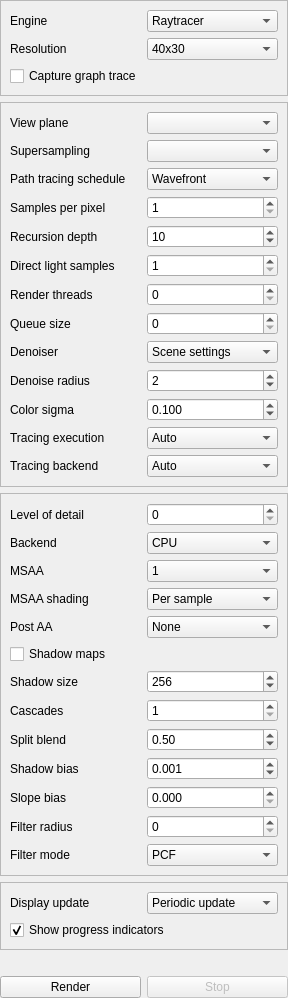
Old version of the form src/widgets/world/RenderSettingsWidget.ui in the repository tkadauke/raytracer.
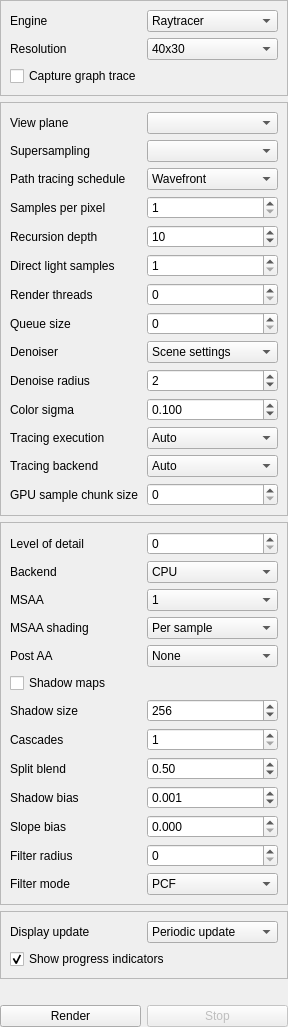
New version of the form.

Commit message: Expose GPU primary sample chunk size

Diff of the .ui file:
```diff
--- a/src/widgets/world/RenderSettingsWidget.ui
+++ b/src/widgets/world/RenderSettingsWidget.ui
@@ -524,6 +524,29 @@
         </item>
        </widget>
       </item>
+      <item row="14" column="0">
+       <widget class="QLabel" name="label_gpuPrimarySampleChunkSize">
+        <property name="text">
+         <string>GPU sample chunk size</string>
+        </property>
+       </widget>
+      </item>
+      <item row="14" column="1">
+       <widget class="QSpinBox" name="gpuPrimarySampleChunkSize">
+        <property name="toolTip">
+         <string>Primary samples per retained GPU accumulation chunk. 0 disables chunking.</string>
+        </property>
+        <property name="minimum">
+         <number>0</number>
+        </property>
+        <property name="maximum">
+         <number>1024</number>
+        </property>
+        <property name="value">
+         <number>0</number>
+        </property>
+       </widget>
+      </item>
      </layout>
     </widget>
    </item>
```
The commit also changes 17 other files.
